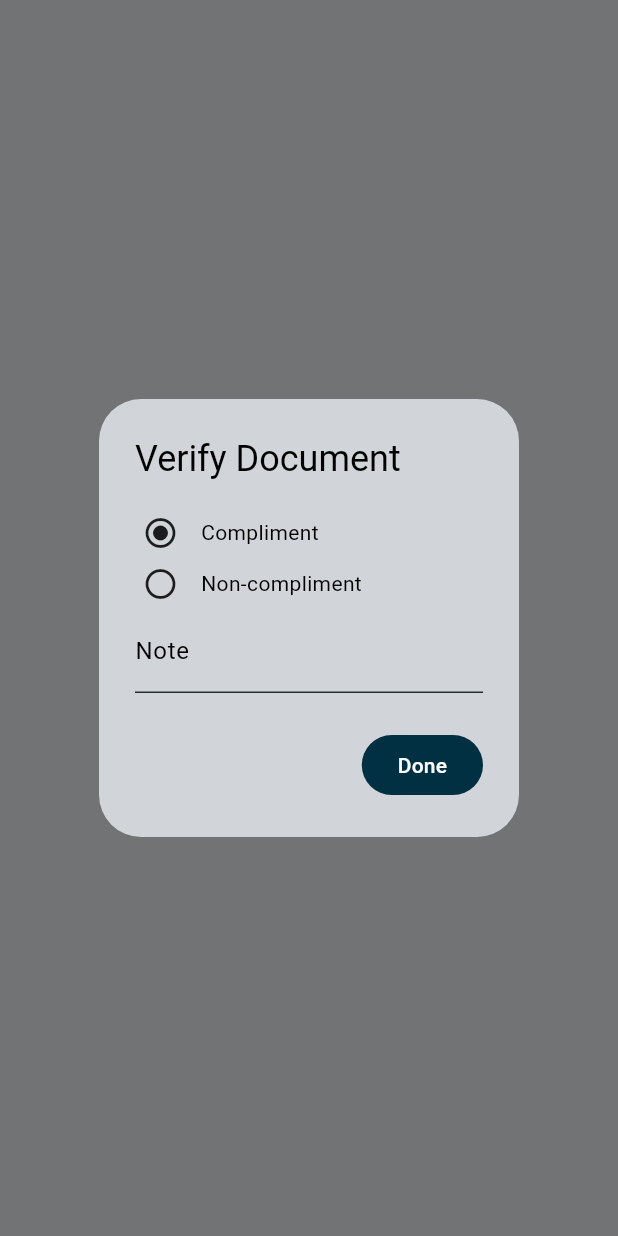
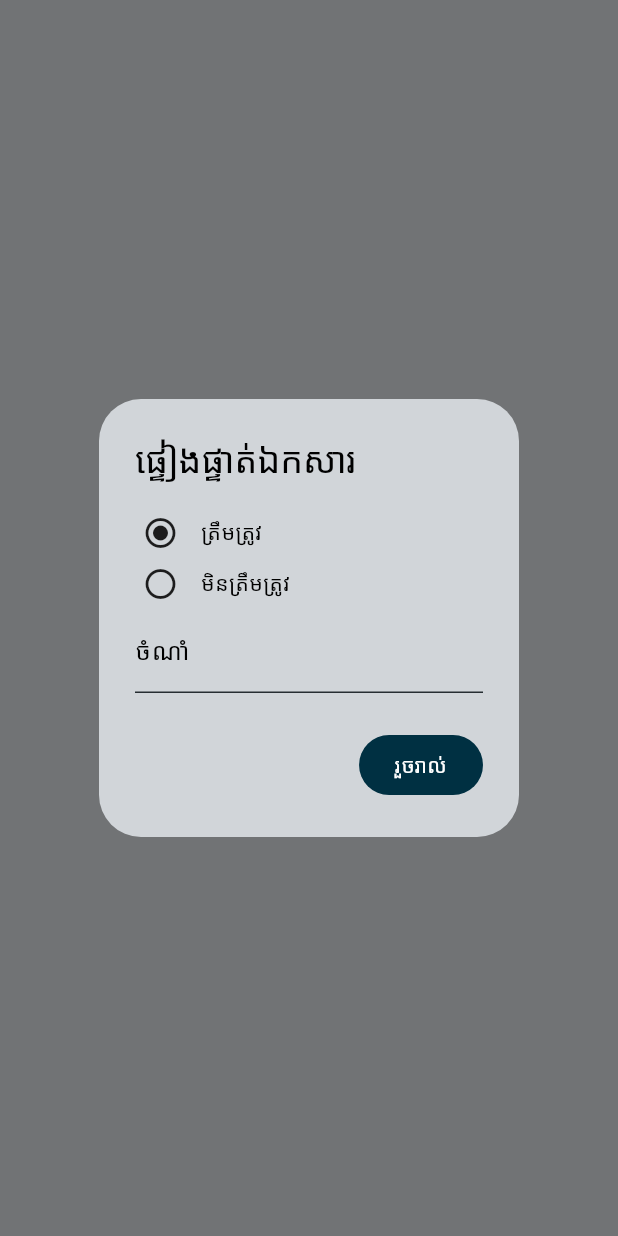
Before and after one commit to ossasoeun9/qr_doc, a Flutter app: what showVerifyDocDialog() shows on an empty page, opened directly with empty values, on a phone screen of 412 x 824 dp. Run offline on Flutter 3.47's test engine with Material 3 defaults, Android fonts, the phone set to English and light mode, and no system bars; our stand-ins replace cloud_firestore, firebase_core, firebase_storage, go_router, shared_preferences; missing offline and left inert: gscankit, syncfusion_flutter_pdfviewer; accounts and stored records are empty; statements that could not run were skipped.

Commit message:
Update verify

```diff
--- /dev/null
+++ b/lib/core/constants.dart
@@ -0,0 +1,14 @@
+import 'package:qr_doc/models/InvalidOptionModel.dart';
+
+class InvalidOptions {
+  const InvalidOptions._();
+
+  static const options = [
+    // InvalidOptionModel(0, "Invalid date"),
+    InvalidOptionModel(4, "ទំនិញមិនត្រឹមត្រូវ"),
+    InvalidOptionModel(1, "បរិមាណមិនត្រឹមត្រូវ"),
+    // InvalidOptionModel(2, "Invalid location"),
+    InvalidOptionModel(5, "មធ្យេាបាយដឹកជញ្ជូនមិនត្រឹមត្រូវ"),
+    InvalidOptionModel(3, "ផ្សេងៗ"),
+  ];
+}
--- /dev/null
+++ b/lib/models/InvalidOptionModel.dart
@@ -0,0 +1,6 @@
+class InvalidOptionModel {
+  final int id;
+  final String title;
+
+  const InvalidOptionModel(this.id, this.title);
+}
--- a/lib/pages/qr_detail/dialog/verify_doc_dialog.dart
+++ b/lib/pages/qr_detail/dialog/verify_doc_dialog.dart
@@ -1,5 +1,6 @@
 import 'package:flutter/material.dart';
 import 'package:provider/provider.dart';
+import 'package:qr_doc/core/constants.dart';
 
 class _VerifyDocProvider extends ChangeNotifier {
   final noteCtr = TextEditingController();
@@ -9,20 +10,20 @@ class _VerifyDocProvider extends ChangeNotifier {
 
   void setIsCompliment(bool v) {
     if (v) {
-      _invalidOpt = null;
+      _invalidOptId = null;
     } else {
-      _invalidOpt = 3;
+      _invalidOptId = 3;
     }
     _isCompliment = v;
     notifyListeners();
   }
 
-  int? _invalidOpt;
+  int? _invalidOptId;
 
-  int? get invalidOpt => _invalidOpt;
+  int? get invalidOptId => _invalidOptId;
 
   void setInvalidOpt(int v) {
-    _invalidOpt = v;
+    _invalidOptId = v;
     notifyListeners();
   }
 }
@@ -31,12 +32,7 @@ void showVerifyDocDialog(
   BuildContext context,
   void Function(bool, int?, String) onSubmit,
 ) {
-  const invalidOpts = [
-    "Invalid date",
-    "Invalid quantiy",
-    "Invalid location",
-    "Other",
-  ];
+  const invalidOpts = InvalidOptions.options;
   showDialog(
     context: context,
     barrierDismissible: false,
@@ -46,7 +42,7 @@ void showVerifyDocDialog(
         builder: (context, _) {
           var provider = context.watch<_VerifyDocProvider>();
           return AlertDialog(
-            title: Text("Verify Document"),
+            title: Text("ផ្ទៀងផ្ទាត់ឯកសារ"),
             content: Container(
               constraints: BoxConstraints(maxWidth: 600),
               child: Column(
@@ -56,25 +52,26 @@ void showVerifyDocDialog(
                     () {
                       provider.setIsCompliment(true);
                     },
-                    "Compliment",
+                    "ត្រឹមត្រូវ",
                     provider.isCompliment,
                   ),
                   _optChoice(
                     () {
                       provider.setIsCompliment(false);
                     },
-                    "Non-compliment",
+                    "មិនត្រឹមត្រូវ",
                     !provider.isCompliment,
                   ),
                   if (!provider.isCompliment) ...{
                     Divider(),
                     ...List.generate(invalidOpts.length, (index) {
+                      var opt = invalidOpts[index];
                       return _optChoice(
                         () {
-                          provider.setInvalidOpt(index);
+                          provider.setInvalidOpt(opt.id);
                         },
-                        invalidOpts[index],
-                        index == provider.invalidOpt,
+                        opt.title,
+                        opt.id == provider.invalidOptId,
                       );
                     }),
                     Divider(),
@@ -82,7 +79,7 @@ void showVerifyDocDialog(
                   TextField(
                     controller: provider.noteCtr,
                     keyboardType: TextInputType.multiline,
-                    decoration: InputDecoration(labelText: "Note"),
+                    decoration: InputDecoration(labelText: "ចំណាំ"),
                   ),
                 ],
               ),
@@ -91,10 +88,10 @@ void showVerifyDocDialog(
               FilledButton(
                 onPressed: () => onSubmit(
                   provider.isCompliment,
-                  provider.invalidOpt,
+                  provider.invalidOptId,
                   provider.noteCtr.text.trim(),
                 ),
-                child: Text("Done"),
+                child: Text("រួចរាល់"),
               ),
             ],
           );
@@ -105,19 +102,20 @@ void showVerifyDocDialog(
 }
 
 Widget _optChoice(void Function() onTap, String label, bool isCheck) {
-  return Row(
+  return InkWell(
+    splashColor: Colors.transparent,
+    onTap: onTap,
+    child: Row(
       children: [
         Padding(
           padding: const EdgeInsets.all(5),
-        child: InkWell(
-          onTap: onTap,
           child: Icon(
             isCheck ? Icons.radio_button_checked : Icons.radio_button_off,
-          ),
           ),
         ),
         const SizedBox(width: 10),
         Text(label),
       ],
+    ),
   );
 }
--- a/pubspec.yaml
+++ b/pubspec.yaml
@@ -16,7 +16,7 @@ publish_to: 'none' # Remove this line if you wish to publish to pub.dev
 # https://developer.apple.com/library/archive/documentation/General/Reference/InfoPlistKeyReference/Articles/CoreFoundationKeys.html
 # In Windows, build-name is used as the major, minor, and patch parts
 # of the product and file versions while build-number is used as the build suffix.
-version: 1.0.0+1
+version: 1.0.1
 
 environment:
   sdk: ^3.8.1
```
Also changed, not shown: pubspec.lock. Lines whose indentation alone changed are shown as unchanged.
